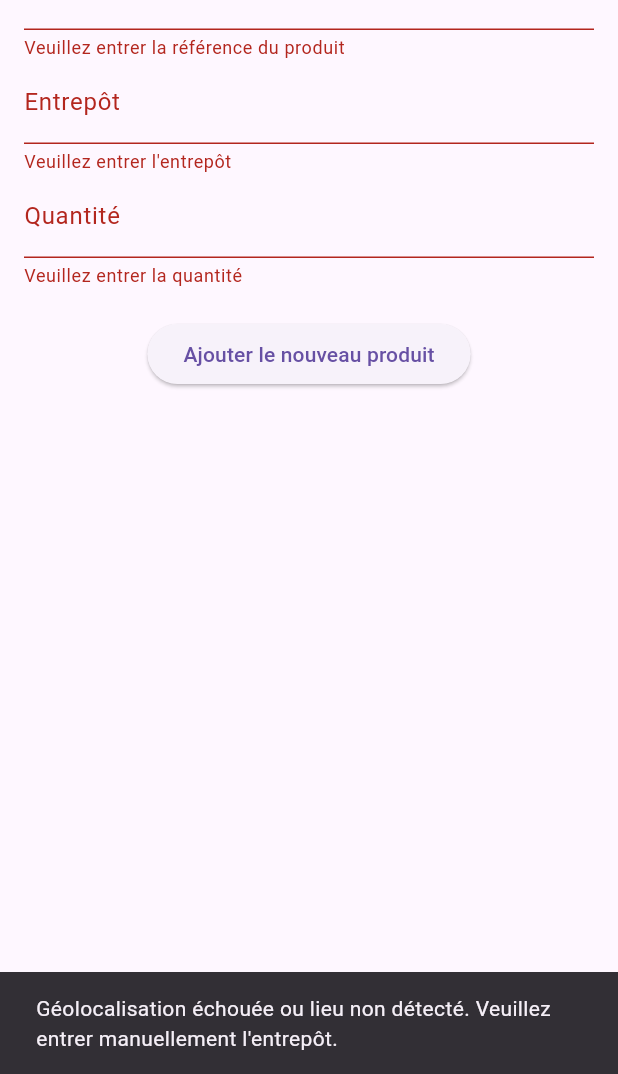
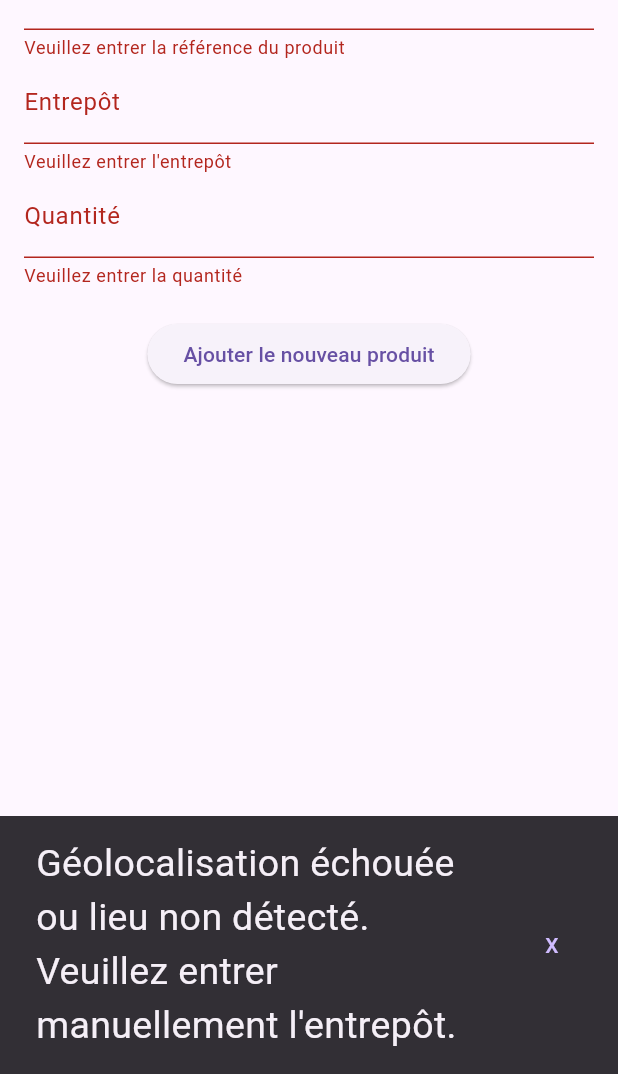
Before and after one commit to nathanaelTR/Projet--ALL4SPORT-, a Flutter app: the ArrivageScreen screen opened directly, after a tap on "Ajouter le nouveau produit", on a phone screen of 412 x 824 dp, the part 162-1236 px from its top. Run offline on Flutter 3.47's test engine with Material 3 defaults, Android fonts, the phone set to English and light mode, and no system bars; our stand-ins replace geolocator.

Commit message:
1.3.0 - Message de Bienvenue dans accueil / Changement de l'icon du menu Hamburger / Update du message de la Géolocalisation / Update home vers connection

```diff
--- a/all4sport/lib/screens/arrivage.dart
+++ b/all4sport/lib/screens/arrivage.dart
@@ -18,6 +18,7 @@ class _ArrivageScreenState extends State<ArrivageScreen> {
   bool isWarehouseDetected = false;
   bool isLocationFailed = false;
 
+  String? _productInfo;
   final TextEditingController _warehouseController = TextEditingController();
 
   final List<Map<String, dynamic>> warehouses = [
@@ -106,9 +107,12 @@ class _ArrivageScreenState extends State<ArrivageScreen> {
       isLocationFailed = true;
     });
     ScaffoldMessenger.of(context).showSnackBar(
-      const SnackBar(
-        content: Text(
-            'Géolocalisation échouée ou lieu non détecté. Veuillez entrer manuellement l\'entrepôt.'),
+      SnackBar(
+        content: const Text(
+            'Géolocalisation échouée ou lieu non détecté. Veuillez entrer manuellement l\'entrepôt.',
+            style: TextStyle(fontSize: 25)),
+        duration: const Duration(days: 1),
+        action: SnackBarAction(label: "X", onPressed: () {}),
       ),
     );
   }
@@ -146,7 +150,7 @@ class _ArrivageScreenState extends State<ArrivageScreen> {
               ),
               TextFormField(
                 decoration: const InputDecoration(labelText: 'Entrepôt'),
-                controller: _warehouseController, // Utilisez le contrôleur
+                controller: _warehouseController,
                 onSaved: (value) {
                   _warehouse = value!;
                 },
@@ -185,12 +189,22 @@ class _ArrivageScreenState extends State<ArrivageScreen> {
                       'entrepot': _warehouse,
                       'quantité': _quantity,
                     };
+                    setState(() {
+                      _productInfo = jsonEncode(productData);
+                    });
                     print(jsonEncode(productData));
                   }
                 },
                 child: const Text('Ajouter le nouveau produit'),
               ),
               if (isLoading) const CircularProgressIndicator(),
+              if (_productInfo != null) ...[
+                const SizedBox(height: 20),
+                Text(
+                  'Données du produit : $_productInfo',
+                  style: const TextStyle(fontSize: 16, color: Colors.blue),
+                ),
+              ]
             ],
           ),
         ),
--- a/all4sport/lib/screens/connexion.dart
+++ b/all4sport/lib/screens/connexion.dart
@@ -25,18 +25,18 @@ class _ConnectScreenState extends State<ConnectScreen> {
     // Parcourir les comptes pour trouver une correspondance
     for (var account in data['compte']) {
       if (account['login'] == login && account['password'] == password) {
-        // Vérifier si l'utilisateur a le rôle de "carriste"
+        // Vérifier si l'utilisateur a le rôle de "carriste" et non de comptable
         if (account['role'] == 'carriste') {
           return true; // Identifiants valides et rôle correct
         } else {
           setState(() {
             errorMessage = 'Seuls les carristes peuvent se connecter.';
           });
-          return false; // Rôle incorrect
+          return false; // Si le Rôle est incorrect
         }
       }
     }
-    return false; // Identifiants incorrects
+    return false; // Si Identifiants est incorrects
   }
 
   @override
--- a/all4sport/lib/screens/liste_des_produit.dart
+++ b/all4sport/lib/screens/liste_des_produit.dart
@@ -49,6 +49,7 @@ class _ListeProduitState extends State<ListeProduit> {
   Widget build(BuildContext context) {
     return Scaffold(
       appBar: AppBar(
+        iconTheme: IconThemeData(color: Colors.white),
         title: const Text(
           "All4Sport - Liste Produit",
           style: TextStyle(color: Colors.white),
@@ -68,7 +69,6 @@ class _ListeProduitState extends State<ListeProduit> {
                 );
               },
             ),
-
     );
   }
 }
```
Also changed, not shown: all4sport/lib/main.dart (+3 -5 lines), all4sport/lib/screens/Accueil.dart (+14 -3 lines).
